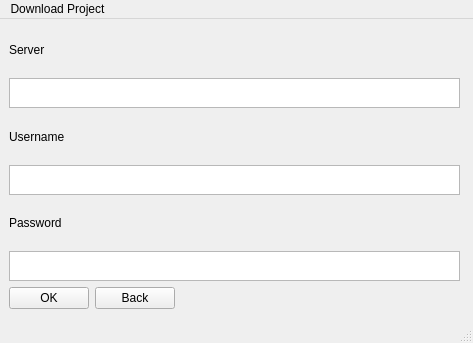
First picture: the form in meg_runtime/ui/clonepanel.ui, repository ibedard16/Runtime, before the edit.
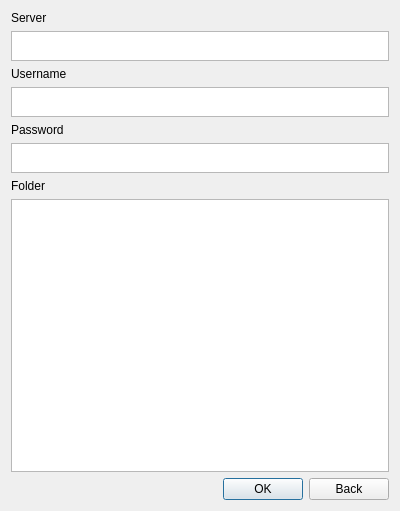
Second picture: the form after the edit.

The edit to the form file:
```diff
--- a/meg_runtime/ui/clonepanel.ui
+++ b/meg_runtime/ui/clonepanel.ui
@@ -1,29 +1,19 @@
 <?xml version="1.0" encoding="UTF-8"?>
 <ui version="4.0">
- <class>MainWindow</class>
- <widget class="QMainWindow" name="MainWindow">
+ <class>ClonePanel</class>
+ <widget class="QWidget" name="ClonePanel">
   <property name="geometry">
    <rect>
     <x>0</x>
     <y>0</y>
-    <width>473</width>
-    <height>343</height>
+    <width>400</width>
+    <height>511</height>
    </rect>
   </property>
   <property name="windowTitle">
    <string>MainWindow</string>
   </property>
-  <widget class="QWidget" name="centralwidget">
-   <widget class="QWidget" name="verticalLayoutWidget">
-    <property name="geometry">
-     <rect>
-      <x>9</x>
-      <y>9</y>
-      <width>451</width>
-      <height>281</height>
-     </rect>
-    </property>
-    <layout class="QVBoxLayout" name="verticalLayout">
+  <layout class="QVBoxLayout" name="verticalLayout" stretch="0,0,0,0,0,0,0,0,0">
      <item>
       <widget class="QLabel" name="label_3">
        <property name="text">
@@ -79,21 +69,37 @@
       </widget>
      </item>
      <item>
-      <layout class="QHBoxLayout" name="horizontalLayout">
-       <item>
-        <widget class="QPushButton" name="okButton">
+    <widget class="QLabel" name="folderLabel">
          <property name="text">
-          <string>OK</string>
+      <string>Folder</string>
          </property>
         </widget>
        </item>
        <item>
-        <widget class="QPushButton" name="backButton">
-         <property name="text">
-          <string>Back</string>
+    <widget class="QTreeView" name="treeView">
+     <property name="minimumSize">
+      <size>
+       <width>0</width>
+       <height>250</height>
+      </size>
          </property>
         </widget>
        </item>
+   <item>
+    <widget class="QWidget" name="horizontalLayoutWidget" native="true">
+     <layout class="QHBoxLayout" name="horizontalLayout" stretch="0,0,0">
+      <property name="leftMargin">
+       <number>0</number>
+      </property>
+      <property name="topMargin">
+       <number>0</number>
+      </property>
+      <property name="rightMargin">
+       <number>0</number>
+      </property>
+      <property name="bottomMargin">
+       <number>0</number>
+      </property>
        <item>
         <spacer name="horizontalSpacer">
          <property name="orientation">
@@ -101,34 +107,42 @@
          </property>
          <property name="sizeHint" stdset="0">
           <size>
-           <width>40</width>
+          <width>223</width>
            <height>20</height>
           </size>
          </property>
         </spacer>
        </item>
-      </layout>
-     </item>
-    </layout>
-   </widget>
-  </widget>
-  <widget class="QMenuBar" name="menubar">
-   <property name="geometry">
-    <rect>
-     <x>0</x>
-     <y>0</y>
-     <width>473</width>
-     <height>29</height>
-    </rect>
-   </property>
-   <widget class="QMenu" name="menuDownload_Project">
-    <property name="title">
-     <string>Download Project</string>
-    </property>
-   </widget>
-   <addaction name="menuDownload_Project"/>
-  </widget>
-  <widget class="QStatusBar" name="statusbar"/>
+      <item>
+       <widget class="QPushButton" name="okButton">
+        <property name="text">
+         <string>OK</string>
+        </property>
+        <property name="autoDefault">
+         <bool>true</bool>
+        </property>
+        <property name="default">
+         <bool>true</bool>
+        </property>
+        <property name="flat">
+         <bool>false</bool>
+        </property>
+       </widget>
+      </item>
+      <item>
+       <widget class="QPushButton" name="backButton">
+        <property name="text">
+         <string>Back</string>
+        </property>
+        <property name="flat">
+         <bool>false</bool>
+        </property>
+       </widget>
+      </item>
+     </layout>
+    </widget>
+   </item>
+  </layout>
  </widget>
  <resources/>
  <connections/>
```
Left out of the diff: 8 changed lines with no effect on the pictures. Lines whose indentation alone changed are shown as unchanged.
